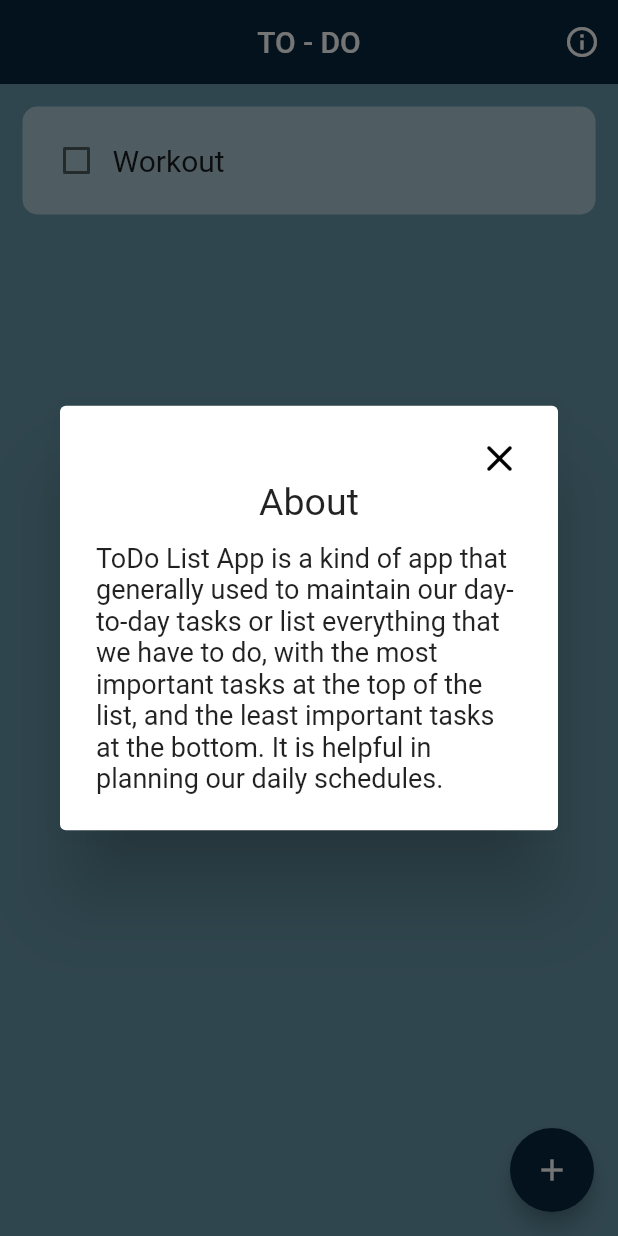
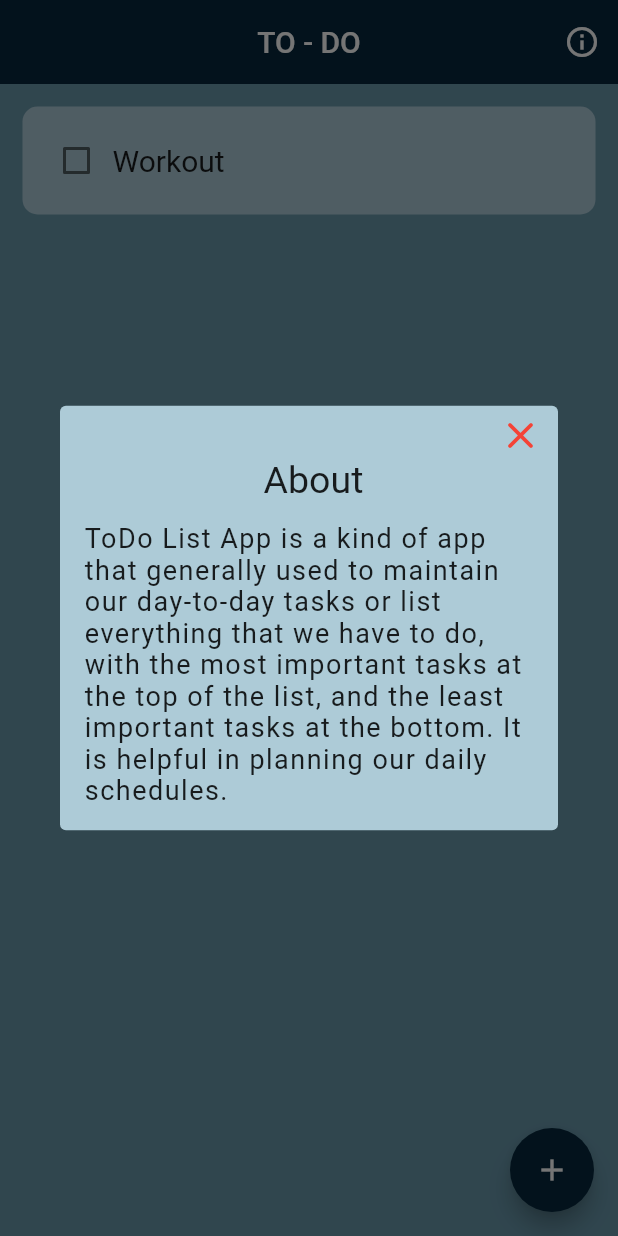
Before and after one commit to sushantmzjn/flutter_todoApp, a Flutter app: the screen it shows after launch, after a tap on the "info outline" icon, on a phone screen of 412 x 824 dp. Run offline on Flutter 3.47's test engine with Material 2 defaults, Android fonts, the phone set to English and light mode, and no system bars; drawn by our look-alikes of flutter_slidable; our stand-ins replace hive_flutter; accounts and stored records are empty.

Commit message:
.minor changes

```diff
--- a/lib/homepage.dart
+++ b/lib/homepage.dart
@@ -115,7 +115,7 @@ class _HomePageState extends State<HomePage> {
     showDialog(
         context: context,
         builder: (context) {
-          return MyAboutDialog();
+          return const MyAboutDialog();
         });
   }
 
--- a/lib/utils/about_button.dart
+++ b/lib/utils/about_button.dart
@@ -6,6 +6,9 @@ class MyAboutDialog extends StatelessWidget {
   @override
   Widget build(BuildContext context) {
     return AlertDialog(
+      elevation: 0,
+      backgroundColor: const Color(0xffadcbd7),
+      contentPadding: EdgeInsets.fromLTRB(16.0, 5.0, 10.0, 16.0),
       content: Column(
         mainAxisAlignment: MainAxisAlignment.center,
         mainAxisSize: MainAxisSize.min,
@@ -15,18 +18,22 @@ class MyAboutDialog extends StatelessWidget {
               onTap: () => Navigator.of(context).pop(),
               child: const Icon(
                 Icons.clear_rounded,
-              color: Colors.black,
+                color: Colors.red,
                 size: 30.0,
               ),
             ),
           ]),
           const Text('About', style: TextStyle(fontSize: 25.0)),
-        const SizedBox(height: 12.0),
+          const SizedBox(height: 14.0),
           const Text(
             'ToDo List App is a kind of app that generally used to maintain our day-to-day tasks or list everything that we have to do, with the most important tasks at the top of the list, and the least important tasks at the bottom. It is helpful in planning our daily schedules.',
-          style: TextStyle(fontSize: 18.0),
+            style: TextStyle(
+              fontSize: 18.0,
+              letterSpacing: 1.0,
+            ),
           )
         ],
-    ));
+      ),
+    );
   }
 }
--- a/pubspec.yaml
+++ b/pubspec.yaml
@@ -39,7 +39,7 @@ dependencies:
   # Use with the CupertinoIcons class for iOS style icons.
   cupertino_icons: ^1.0.2
   flutter_slidable: ^2.0.0
-  top_snackbar_flutter: ^3.0.0+1
+
 
 dev_dependencies:
   flutter_test:
```
Also changed, not shown: pubspec.lock. Lines whose indentation alone changed are shown as unchanged.
